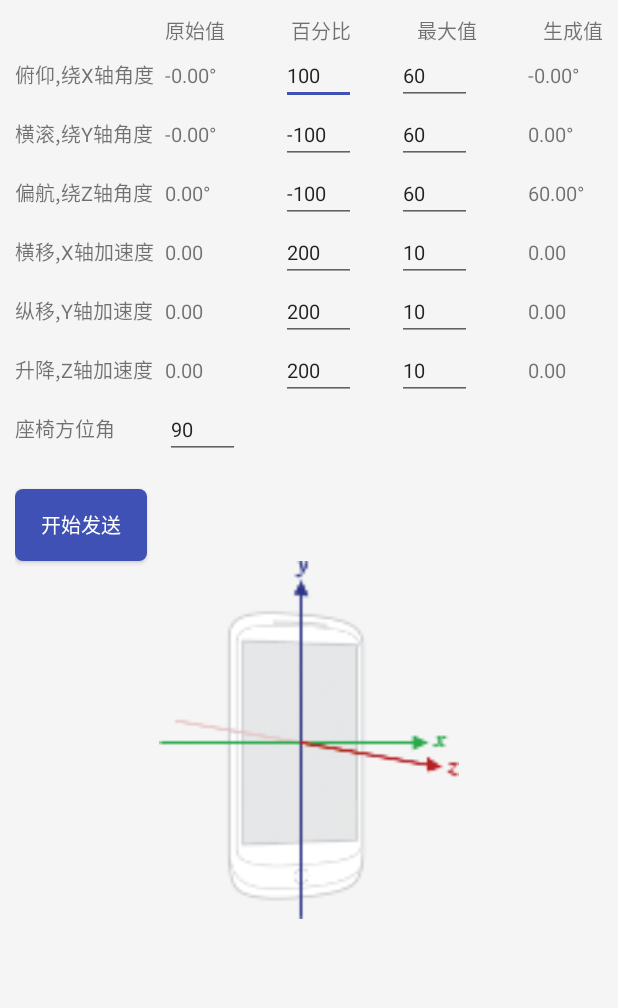
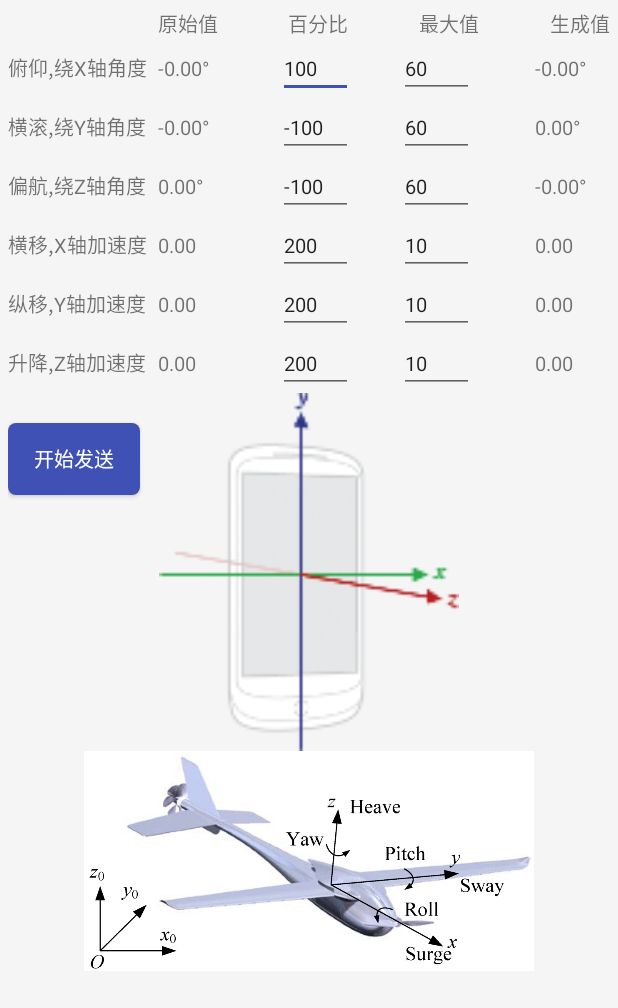
Before and after one commit to yadiq/AndroidSensor, an Android app: the screen it shows after launch (MainActivity), on a phone screen of 412 x 824 dp. Shown: the top 1008 px of the screen. Run offline under Robolectric (Android 15) with nearby library versions, the phone set to English and light mode, and no system bars; libraries missing offline, so code that uses them is left out: me.jessyan.autosize; 1 statement that could not run was skipped.

Commit message:
删除无关变量

```diff
--- a/app/src/main/java/com/hqumath/demo/app/Constant.java
+++ b/app/src/main/java/com/hqumath/demo/app/Constant.java
@@ -30,8 +30,6 @@ public class Constant {
     public final static String SurgeMax = "SurgeMax";
     public final static String HeaveMax = "HeaveMax";
 
-    public final static String SeatYaw = "SeatYaw";//座椅偏航角
-
     /////////////////////////////////////LiveEventBus/////////////////////////////////////
 
 
--- a/app/src/main/java/com/hqumath/demo/ui/main/MainActivity.java
+++ b/app/src/main/java/com/hqumath/demo/ui/main/MainActivity.java
@@ -76,7 +76,6 @@ public class MainActivity extends BaseActivity {
         binding.edtSwayMax.addTextChangedListener(new MyTextWatcher(Constant.SwayMax));
         binding.edtSurgeMax.addTextChangedListener(new MyTextWatcher(Constant.SurgeMax));
         binding.edtHeaveMax.addTextChangedListener(new MyTextWatcher(Constant.HeaveMax));
-        binding.edtSeatYaw.addTextChangedListener(new MyTextWatcher(Constant.SeatYaw));
     }
 
     @Override
@@ -131,7 +130,6 @@ public class MainActivity extends BaseActivity {
         binding.edtSwayMax.setText(sp.getInt(Constant.SwayMax, 10) + "");
         binding.edtSurgeMax.setText(sp.getInt(Constant.SurgeMax, 10) + "");
         binding.edtHeaveMax.setText(sp.getInt(Constant.HeaveMax, 10) + "");
-        binding.edtSeatYaw.setText(sp.getInt(Constant.SeatYaw, 90) + "");
     }
 
     @Override
@@ -226,6 +224,18 @@ public class MainActivity extends BaseActivity {
      * 显示六轴数据
      */
     private void dealData() {
+//        //坐标系为右手直角坐标系。模块正面朝上，向右为X轴，向上为Y轴，垂直模块向外为Z轴。
+//        //旋转的方向按右手法则定义，即右手大拇指指向轴向，四指弯曲的方向即为绕该轴旋转的方向
+//        //安装时X轴为车头方向
+//        String[] data1 = new String(data).split(":");
+//        float roll = Float.parseFloat(data1[1]);//横滚是围绕X轴的角度，取值范围为[-180,180]，单位°，当模组完全水平时为0
+//        float pitch = Float.parseFloat(data1[2]);//俯仰是围绕Y轴的角度，取值范围为[-90,90]，单位°，当模组完全水平时为0
+//        float yaw = Float.parseFloat(data1[3]);//偏航是围绕Z轴的角度，取值范围为[-180,180]，单位°，当X轴指向正北时为0
+//        float surge = Float.parseFloat(data1[4]);//横移是X轴加速度，取值范围为[-16,16]，单位g，当模组完全静止时为0
+//        float sway = Float.parseFloat(data1[5]);//纵移是Y轴加速度，取值范围为[-16,16]，单位g，当模组完全静止时为0
+//        float heave = Float.parseFloat(data1[6]) - 1;//升降是Z轴加速度，取值范围为[-16,16]，单位g，当模组完全静止时为1
+
+
         //欧拉角，单位rad=>°
         //Azimuth yaw偏航角，绕-z轴旋转的角度。值的范围是 -π 到 π。
         //当朝北时，这个角度为0，当朝南时，这个角度为π，当面向东时，该角度为 π/2，当面向西时，该角度为 -π/2。
@@ -258,30 +268,14 @@ public class MainActivity extends BaseActivity {
         int SwayMax = sp.getInt(Constant.SwayMax);
         int SurgeMax = sp.getInt(Constant.SurgeMax);
         int HeaveMax = sp.getInt(Constant.HeaveMax);
-        int SeatYaw = sp.getInt(Constant.SeatYaw);
-
-        //注意座椅偏航角
-        float yaw1 = yaw - SeatYaw;
-        if (yaw1 > 180) {
-            yaw1 = yaw1 - 360;
-        } else if (yaw1 < -180) {
-            yaw1 = yaw1 + 360;
-        }
 
         //百分比和最值，是否反向
         float pitch2 = Math.min(PitchMax, (Math.max(pitch * Math.abs(PitchPercent) / 100, -PitchMax))) * (PitchPercent < 0 ? -1 : 1);
         float roll2 = Math.min(RollMax, (Math.max(roll * Math.abs(RollPercent) / 100, -RollMax))) * (RollPercent < 0 ? -1 : 1);
-        float yaw2 = Math.min(YawMax, (Math.max(yaw1 * Math.abs(YawPercent) / 100, -YawMax))) * (YawPercent < 0 ? -1 : 1);
+        float yaw2 = Math.min(YawMax, (Math.max(yaw * Math.abs(YawPercent) / 100, -YawMax))) * (YawPercent < 0 ? -1 : 1);
         float sway2 = Math.min(SwayMax, (Math.max(sway * Math.abs(SwayPercent) / 100, -SwayMax))) * (SwayPercent < 0 ? -1 : 1);
         float surge2 = Math.min(SurgeMax, (Math.max(surge * Math.abs(SurgePercent) / 100, -SurgeMax))) * (SurgePercent < 0 ? -1 : 1);
         float heave2 = Math.min(HeaveMax, (Math.max(heave * Math.abs(HeavePercent) / 100, -HeaveMax))) * (HeavePercent < 0 ? -1 : 1);
-
-        /*float pitch2 = Math.min(PitchMax, (Math.max(pitch * PitchPercent / 100, -PitchMax)));
-        float roll2 = Math.min(RollMax, (Math.max(roll * RollPercent / 100, -RollMax)));
-        float yaw2 = Math.min(YawMax, (Math.max(yaw * YawPercent / 100, -YawMax)));
-        float sway2 = Math.min(SwayMax, (Math.max(sway * SwayPercent / 100, -SwayMax)));
-        float surge2 = Math.min(SurgeMax, (Math.max(surge * SurgePercent / 100, -SurgeMax)));
-        float heave2 = Math.min(HeaveMax, (Math.max(heave * HeavePercent / 100, -HeaveMax)));*/
 
         //LogUtil.d("X轴加速度:" + String.format("%.2f", sway) + " Y轴加速度:" + String.format("%.2f", surge) + " Z轴加速度:" + String.format("%.2f", heave));
         binding.getRoot().post(() -> {
--- a/app/src/main/res/layout/activity_main.xml
+++ b/app/src/main/res/layout/activity_main.xml
@@ -3,7 +3,7 @@
     xmlns:tools="http://schemas.android.com/tools"
     android:layout_width="match_parent"
     android:layout_height="match_parent"
-    android:padding="10dp"
+    android:padding="5dp"
     android:orientation="vertical">
 
     <LinearLayout
@@ -400,25 +400,28 @@
 
     </LinearLayout>
 
-    <LinearLayout
+    <RelativeLayout
         android:layout_width="match_parent"
-        android:layout_height="wrap_content">
+        android:layout_height="0dp"
+        android:layout_weight="1">
 
-        <TextView
-            android:layout_width="100dp"
-            android:layout_height="wrap_content"
-            android:text="座椅方位角"
-            android:textSize="13sp" />
+        <ImageView
+            android:id="@+id/ivAxis"
+            android:layout_centerHorizontal="true"
+            android:layout_gravity="center_horizontal"
+            android:src="@drawable/axis_device"
+            android:adjustViewBounds="true"
+            android:layout_width="200dp"
+            android:layout_height="wrap_content"/>
 
-        <EditText
-            android:inputType="numberSigned"
-            android:id="@+id/edtSeatYaw"
-            android:layout_width="50dp"
-            android:layout_height="wrap_content"
-            android:textSize="13sp"
-            tools:text="90" />
-
-    </LinearLayout>
+        <ImageView
+            android:layout_below="@+id/ivAxis"
+            android:layout_centerHorizontal="true"
+            android:layout_gravity="center_horizontal"
+            android:src="@drawable/axis_airplane"
+            android:adjustViewBounds="true"
+            android:layout_width="300dp"
+            android:layout_height="wrap_content"/>
 
         <Button
             android:id="@+id/btnSend"
@@ -430,10 +433,6 @@
             android:textColor="@color/white"
             android:textSize="13sp" />
 
-    <ImageView
-        android:layout_gravity="center_horizontal"
-        android:src="@drawable/axis_device"
-        android:adjustViewBounds="true"
-        android:layout_width="200dp"
-        android:layout_height="wrap_content"/>
+    </RelativeLayout>
+
 </LinearLayout>
```
Also changed, not shown: app/src/main/res/drawable-xxhdpi/axis_airplane.webp (added), 1 other file. Lines whose indentation alone changed are shown as unchanged.
